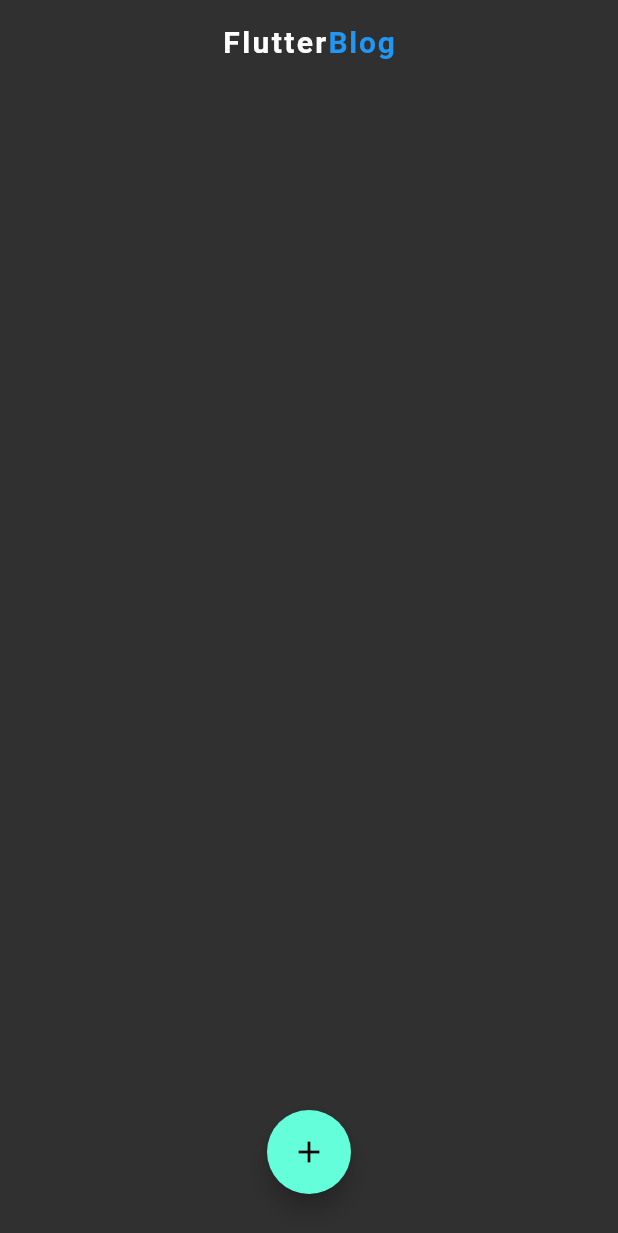
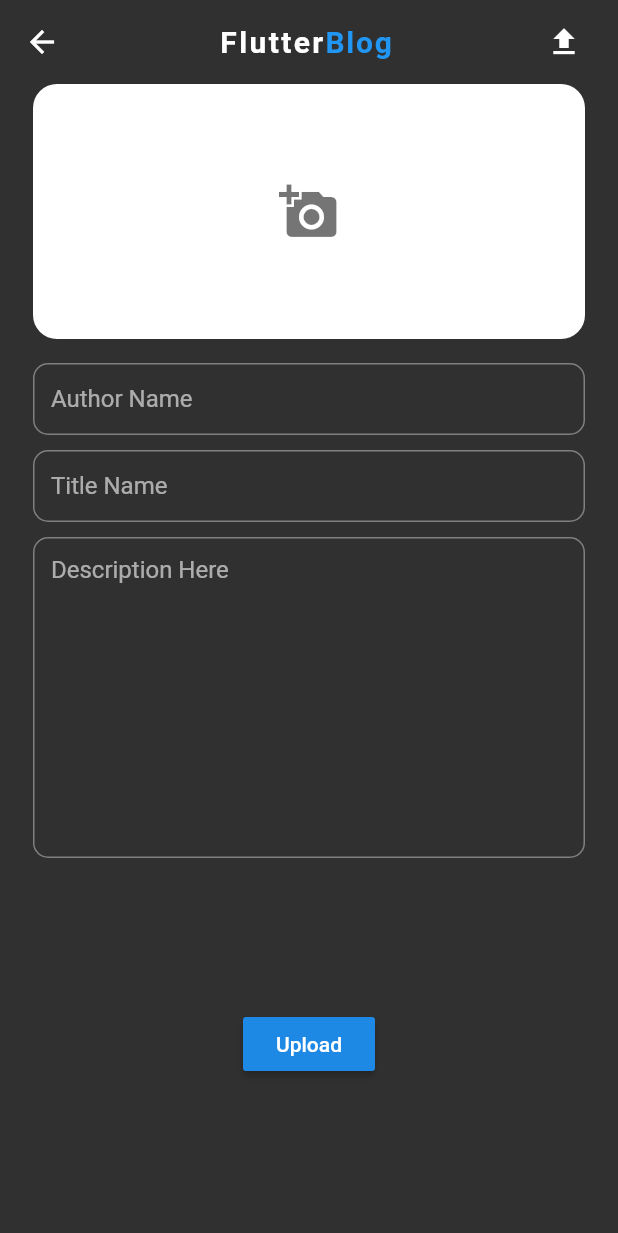
Before and after one commit to ishworpanta10/flutter_firebase_blog, a Flutter app: the screen it shows after launch, after a tap on the "add" icon, on a phone screen of 412 x 824 dp. Shown: the top 1233 px of the screen. Run offline on Flutter 3.47's test engine with Material 2 defaults, Android fonts, the phone set to English and light mode, and no system bars; our stand-ins replace cloud_firestore, firebase_storage, image_picker, random_string; accounts and stored records are empty.

Commit message:
Blog upload Functionality added

```diff
--- /dev/null
+++ b/lib/class/firebaseHelper.dart
@@ -0,0 +1,35 @@
+import 'dart:io';
+
+import 'package:cloud_firestore/cloud_firestore.dart';
+import 'package:firebase_storage/firebase_storage.dart';
+import 'package:random_string/random_string.dart';
+
+class FirebaseHelper {
+  final _firestore = Firestore.instance;
+  final _storageRef = FirebaseStorage.instance;
+
+  // Adding data to firebase db collection
+
+  Future<void> uploadData(blogData) async {
+    _firestore.collection('blog').add(blogData).catchError((e) {
+      print(e);
+    });
+  }
+
+  // Uploading image to firebase Storage
+
+  Future<String> uploadImg(File file) async {
+    //making folder and image_name.jpg in firebase storage
+    final _storageLoc = _storageRef
+        .ref()
+        .child('BlogImages')
+        .child('${randomAlphaNumeric(9)}.jpg');
+    //storing the image to firebase storage
+    final StorageUploadTask upload = _storageLoc.putFile(file);
+    //get image downloadable url
+    var downloadUrl = await (await upload.onComplete).ref.getDownloadURL();
+    print("Download Url : $downloadUrl");
+    return downloadUrl;
+
+  }
+}
--- /dev/null
+++ b/lib/constants/constants.dart
@@ -0,0 +1,3 @@
+import 'package:flutter/material.dart';
+
+const ksnackBarTextStyle = TextStyle(color: Colors.red);
--- a/lib/main.dart
+++ b/lib/main.dart
@@ -1,3 +1,5 @@
+import 'package:firebase_blog/screens/home.dart';
+import 'package:firebase_blog/screens/inputform.dart';
 import 'package:flutter/material.dart';
 
 void main() {
@@ -10,55 +12,11 @@ class MyApp extends StatelessWidget {
     return MaterialApp(
       debugShowCheckedModeBanner: false,
       theme: ThemeData.dark(),
-      home: HomePage(),
+      initialRoute: HomePage.routeName,
+      routes: {
+        InputForm.routeName: (_) => InputForm(),
+        HomePage.routeName: (_) => HomePage(),
+      },
     );
   }
 }
-
-class HomePage extends StatelessWidget {
-  @override
-  Widget build(BuildContext context) {
-    return Scaffold(
-      appBar: AppBar(
-        backgroundColor: Colors.transparent,
-        title: Row(
-          mainAxisAlignment: MainAxisAlignment.center,
-          children: <Widget>[
-            Text(
-              "Flutter",
-              style: TextStyle(
-                fontWeight: FontWeight.w600,
-                letterSpacing: 1.6,
-              ),
-            ),
-            Text(
-              "Blog",
-              style: TextStyle(
-                color: Colors.blue,
-                fontWeight: FontWeight.bold,
-                letterSpacing: 1.2,
-              ),
-            )
-          ],
-        ),
-        elevation: 0.0,
-        titleSpacing: 1.2,
-      ),
-      floatingActionButtonLocation: FloatingActionButtonLocation.centerFloat,
-      floatingActionButton: Container(
-        padding: const EdgeInsets.only(
-          bottom: 12.0,
-        ),
-        child: FloatingActionButton(
-          onPressed: () {},
-          child: Icon(Icons.add),
-        ),
-      ),
-      body: Container(
-        child: Column(
-          children: <Widget>[],
-        ),
-      ),
-    );
-  }
-}
--- /dev/null
+++ b/lib/screens/home.dart
@@ -0,0 +1,53 @@
+import 'package:firebase_blog/screens/inputform.dart';
+import 'package:flutter/material.dart';
+
+class HomePage extends StatelessWidget {
+  static const String routeName = 'home';
+  @override
+  Widget build(BuildContext context) {
+    return Scaffold(
+      appBar: AppBar(
+        backgroundColor: Colors.transparent,
+        title: Row(
+          mainAxisAlignment: MainAxisAlignment.center,
+          children: <Widget>[
+            Text(
+              "Flutter",
+              style: TextStyle(
+                fontWeight: FontWeight.w600,
+                letterSpacing: 1.6,
+              ),
+            ),
+            Text(
+              "Blog",
+              style: TextStyle(
+                color: Colors.blue,
+                fontWeight: FontWeight.bold,
+                letterSpacing: 1.2,
+              ),
+            )
+          ],
+        ),
+        elevation: 0.0,
+        titleSpacing: 1.2,
+      ),
+      floatingActionButtonLocation: FloatingActionButtonLocation.centerFloat,
+      floatingActionButton: Container(
+        padding: const EdgeInsets.only(
+          bottom: 12.0,
+        ),
+        child: FloatingActionButton(
+          onPressed: () {
+            Navigator.pushNamed(context, InputForm.routeName);
+          },
+          child: Icon(Icons.add),
+        ),
+      ),
+      body: Container(
+        child: Column(
+          children: <Widget>[],
+        ),
+      ),
+    );
+  }
+}
--- /dev/null
+++ b/lib/screens/inputform.dart
@@ -0,0 +1,325 @@
+import 'dart:io';
+
+import 'package:firebase_blog/class/firebaseHelper.dart';
+import 'package:firebase_blog/constants/constants.dart';
+import 'package:flutter/material.dart';
+import 'package:image_picker/image_picker.dart';
+
+class InputForm extends StatefulWidget {
+  static const String routeName = 'inputform';
+
+  @override
+  _InputFormState createState() => _InputFormState();
+}
+
+class _InputFormState extends State<InputForm> {
+  final formKey = GlobalKey<FormState>();
+
+  final GlobalKey<ScaffoldState> _scaffoldKey = GlobalKey<ScaffoldState>();
+
+  final firebaseHelper = FirebaseHelper();
+
+  final FocusNode titleField = FocusNode();
+
+  final FocusNode descriptionField = FocusNode();
+
+  bool _isloading = false;
+
+  String title, authorName, desc;
+
+  File _selectedImage;
+
+  final picker = ImagePicker();
+
+  Future getImage(ImageSource source) async {
+    try {
+      final pickedFile = await picker.getImage(source: source);
+      setState(() {
+        _selectedImage = File(pickedFile.path);
+      });
+    } catch (e) {
+      _scaffoldKey.currentState.showSnackBar(SnackBar(
+          content: Text(
+        "Image is not selected",
+        style: ksnackBarTextStyle,
+      )));
+      print(e);
+    }
+  }
+
+  uploadBlog() async {
+    if (_selectedImage != null) {
+      setState(() {
+        _isloading = true;
+      });
+      //uploading to firebase storage
+      String imgurl = await firebaseHelper.uploadImg(_selectedImage);
+      //making map to upload in firebase db
+      Map<String, String> blogMap = {
+        'authorName': authorName,
+        'title': title,
+        'desc': desc,
+        'imgUrl': imgurl,
+      };
+
+      firebaseHelper.uploadData(blogMap).then((value) {
+        Navigator.pop(context);
+      });
+    } else {
+      _scaffoldKey.currentState.showSnackBar(
+        SnackBar(
+          content: Text(
+            "Image is required to upload this blog",
+            style: ksnackBarTextStyle,
+          ),
+          duration: Duration(seconds: 3),
+        ),
+      );
+    }
+  }
+
+  void _saveAndSubmit() {
+    final form = formKey.currentState;
+    if (form.validate()) {
+      print("Form is valid");
+      uploadBlog();
+    } else {
+      print("Form is not valid");
+    }
+  }
+
+  _showOptionsDialog() {
+    showDialog(
+        context: context,
+        builder: (BuildContext context) {
+          return Container(
+            child: Dialog(
+              shape: RoundedRectangleBorder(
+                borderRadius: BorderRadius.circular(20.0),
+              ),
+              child: Container(
+                height: 190,
+                child: Column(
+                  children: <Widget>[
+                    Container(
+                      color: Colors.blueGrey,
+                      child: ListTile(
+                        title: Text("Get Picture"),
+                      ),
+                    ),
+                    ListTile(
+                      leading: Icon(Icons.photo),
+                      title: Text("Select from Gallery"),
+                      onTap: () {
+                        getImage(ImageSource.gallery);
+                        Navigator.pop(context);
+                      },
+                    ),
+                    Divider(),
+                    ListTile(
+                        leading: Icon(Icons.camera_alt),
+                        title: Text("Take a picture"),
+                        onTap: () {
+                          getImage(ImageSource.camera);
+                          Navigator.pop(context);
+                        }),
+                  ],
+                ),
+              ),
+            ),
+          );
+        });
+  }
+
+  @override
+  Widget build(BuildContext context) {
+    final width = MediaQuery.of(context).size.width;
+    return Scaffold(
+      key: _scaffoldKey,
+      appBar: AppBar(
+        backgroundColor: Colors.transparent,
+        title: Row(
+          mainAxisAlignment: MainAxisAlignment.center,
+          children: <Widget>[
+            Text(
+              "Flutter",
+              style: TextStyle(
+                fontWeight: FontWeight.w600,
+                letterSpacing: 1.6,
+              ),
+            ),
+            Text(
+              "Blog",
+              style: TextStyle(
+                color: Colors.blue,
+                fontWeight: FontWeight.bold,
+                letterSpacing: 1.2,
+              ),
+            ),
+          ],
+        ),
+        actions: <Widget>[
+          Container(
+            padding: const EdgeInsets.only(right: 12.0),
+            child: IconButton(
+              icon: Icon(Icons.file_upload),
+              onPressed: () {
+                _saveAndSubmit();
+              },
+            ),
+          )
+        ],
+        elevation: 0.0,
+        titleSpacing: 1.2,
+      ),
+      body: _isloading
+          ? Container(
+              child: Center(
+                child: CircularProgressIndicator(),
+              ),
+            )
+          : SingleChildScrollView(
+              child: Container(
+                height: MediaQuery.of(context).size.height * 0.9,
+                child: Column(
+                  children: <Widget>[
+                    _selectedImage == null
+                        ? Container(
+                            margin:
+                                const EdgeInsets.symmetric(horizontal: 22.0),
+                            height: 170.0,
+                            width: width,
+                            decoration: BoxDecoration(
+                              color: Colors.white,
+                              borderRadius: BorderRadius.circular(16.0),
+                            ),
+                            child: GestureDetector(
+                              onTap: () {
+                                _showOptionsDialog();
+                              },
+                              child: Icon(
+                                Icons.add_a_photo,
+                                color: Colors.black54,
+                                size: 40.0,
+                              ),
+                            ),
+                          )
+                        : Container(
+                            margin:
+                                const EdgeInsets.symmetric(horizontal: 22.0),
+                            height: 170.0,
+                            width: width,
+                            child: ClipRRect(
+                              borderRadius: BorderRadius.circular(16.0),
+                              child: Image.file(
+                                _selectedImage,
+                                width: width,
+                                fit: BoxFit.cover,
+                              ),
+                            ),
+                          ),
+                    SizedBox(
+                      height: 16.0,
+                    ),
+                    Form(
+                      key: formKey,
+                      child: Expanded(
+                        child: Column(
+                          children: <Widget>[
+                            Container(
+                              padding:
+                                  const EdgeInsets.symmetric(horizontal: 22.0),
+                              child: TextFormField(
+                                validator: (value) => value.isEmpty
+                                    ? "Author name  is required"
+                                    : null,
+                                textInputAction: TextInputAction.next,
+                                onEditingComplete: () {
+                                  FocusScope.of(context)
+                                      .requestFocus(titleField);
+                                },
+                                onChanged: (value) => authorName = value,
+                                decoration: InputDecoration(
+                                  hintText: 'Author Name',
+                                  contentPadding: const EdgeInsets.all(12.0),
+                                  border: OutlineInputBorder(
+                                    borderRadius: BorderRadius.circular(10.0),
+                                  ),
+                                ),
+                              ),
+                            ),
+                            SizedBox(
+                              height: 10.0,
+                            ),
+                            Container(
+                              padding:
+                                  const EdgeInsets.symmetric(horizontal: 22.0),
+                              child: TextFormField(
+                                validator: (value) {
+                                  return value.isEmpty
+                                      ? "Title is required"
+                                      : null;
+                                },
+                                textInputAction: TextInputAction.next,
+                                focusNode: titleField,
+                                onEditingComplete: () {
+                                  FocusScope.of(context)
+                                      .requestFocus(descriptionField);
+                                },
+                                onChanged: (value) => title = value,
+                                decoration: InputDecoration(
+                                  hintText: 'Title Name',
+                                  contentPadding: const EdgeInsets.all(12.0),
+                                  border: OutlineInputBorder(
+                                    borderRadius: BorderRadius.circular(10.0),
+                                  ),
+                                ),
+                              ),
+                            ),
+                            SizedBox(
+                              height: 10.0,
+                            ),
+                            Expanded(
+                              child: Container(
+                                padding: const EdgeInsets.symmetric(
+                                    horizontal: 22.0),
+                                child: TextFormField(
+                                  validator: (value) {
+                                    return value.isEmpty
+                                        ? "Description is required"
+                                        : null;
+                                  },
+                                  onChanged: (value) => desc = value,
+                                  focusNode: descriptionField,
+                                  maxLines: 10,
+                                  textInputAction: TextInputAction.done,
+                                  decoration: InputDecoration(
+                                    hintText: 'Description Here',
+                                    contentPadding: const EdgeInsets.all(12.0),
+                                    border: OutlineInputBorder(
+                                      borderRadius: BorderRadius.circular(10.0),
+                                    ),
+                                  ),
+                                ),
+                              ),
+                            ),
+                          ],
+                        ),
+                      ),
+                    ),
+                    Container(
+                      padding: const EdgeInsets.symmetric(vertical: 100.0),
+                      child: RaisedButton(
+                        onPressed: () {
+                          _saveAndSubmit();
+                        },
+                        child: Text("Upload"),
+                      ),
+                    )
+                  ],
+                ),
+              ),
+            ),
+    );
+  }
+}
--- a/pubspec.yaml
+++ b/pubspec.yaml
@@ -23,6 +23,11 @@ environment:
 dependencies:
   flutter:
     sdk: flutter
+  cloud_firestore: ^0.13.7
+  image_picker: ^0.6.7+2
+  firebase_storage: ^3.1.6
+  random_string: ^2.0.1
+  cached_network_image: ^2.2.0+1
 
 
   # The following adds the Cupertino Icons font to your application.
```
Also changed, not shown: pubspec.lock, 2 other files.
